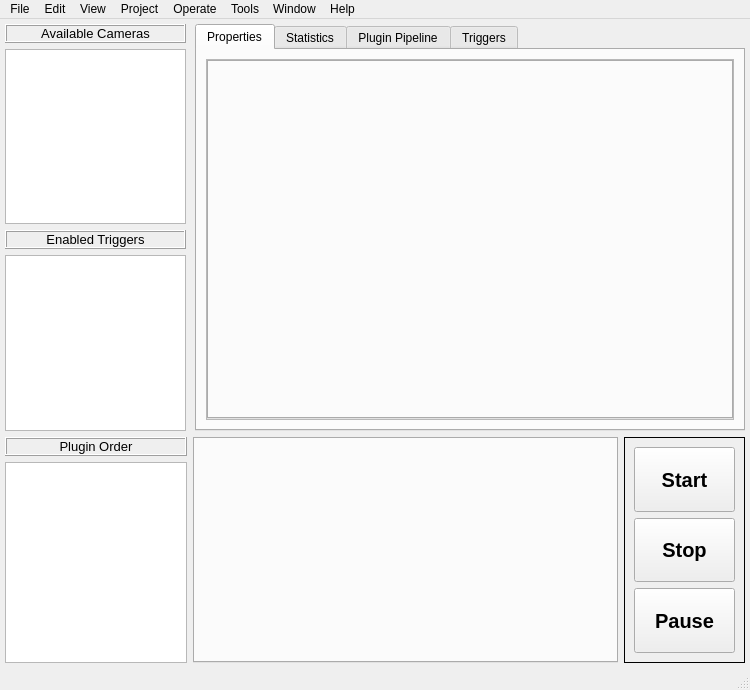
The window that interface/design/mainWindow.ui (nathanielnyema/rataGUI) describes before a commit, drawn with Qt 5.
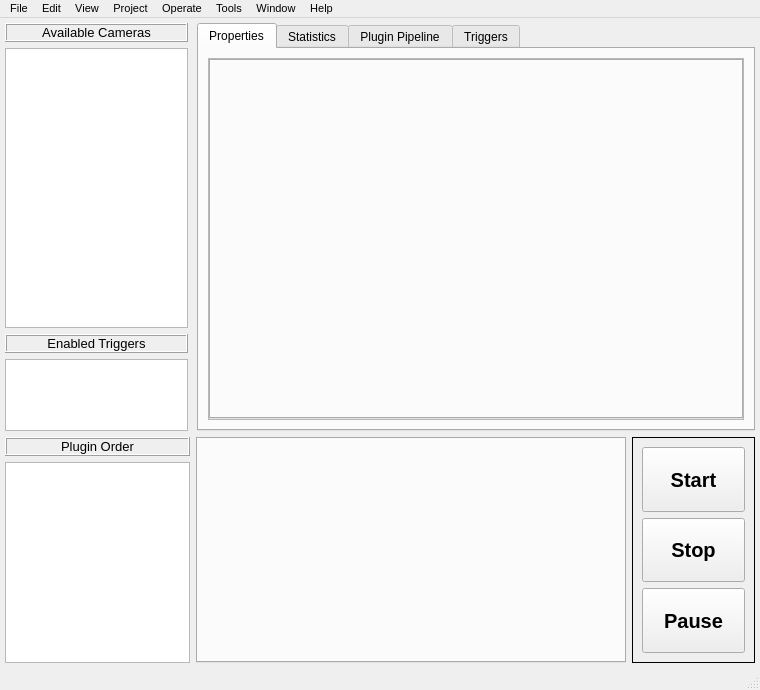
The same window after the commit. Custom widgets are drawn as their Qt base class.

```diff
--- a/interface/design/mainWindow.ui
+++ b/interface/design/mainWindow.ui
@@ -6,10 +6,15 @@
    <rect>
     <x>0</x>
     <y>0</y>
-    <width>750</width>
+    <width>760</width>
     <height>690</height>
    </rect>
   </property>
+  <property name="font">
+   <font>
+    <pointsize>8</pointsize>
+   </font>
+  </property>
   <property name="windowTitle">
    <string>RataGUI</string>
   </property>
@@ -66,11 +71,16 @@
         </item>
         <item>
          <widget class="QListWidget" name="cam_list">
+          <property name="font">
+           <font>
+            <pointsize>9</pointsize>
+           </font>
+          </property>
           <property name="editTriggers">
            <set>QAbstractItemView::NoEditTriggers</set>
           </property>
           <property name="spacing">
-           <number>3</number>
+           <number>4</number>
           </property>
           <property name="sortingEnabled">
            <bool>false</bool>
@@ -99,18 +109,32 @@
          </widget>
         </item>
         <item>
-         <widget class="QListWidget" name="listWidget">
+         <widget class="QListWidget" name="trigger_list">
+          <property name="sizePolicy">
+           <sizepolicy hsizetype="Expanding" vsizetype="Minimum">
+            <horstretch>0</horstretch>
+            <verstretch>0</verstretch>
+           </sizepolicy>
+          </property>
           <property name="minimumSize">
            <size>
             <width>180</width>
-            <height>0</height>
+            <height>55</height>
            </size>
           </property>
+          <property name="font">
+           <font>
+            <pointsize>9</pointsize>
+           </font>
+          </property>
+          <property name="sizeAdjustPolicy">
+           <enum>QAbstractScrollArea::AdjustToContents</enum>
+          </property>
           <property name="editTriggers">
            <set>QAbstractItemView::NoEditTriggers</set>
           </property>
           <property name="spacing">
-           <number>3</number>
+           <number>4</number>
           </property>
          </widget>
         </item>
@@ -118,6 +142,11 @@
       </item>
       <item>
        <widget class="QTabWidget" name="camAttributes">
+        <property name="font">
+         <font>
+          <pointsize>9</pointsize>
+         </font>
+        </property>
         <property name="currentIndex">
          <number>0</number>
         </property>
@@ -136,7 +165,7 @@
               <rect>
                <x>0</x>
                <y>0</y>
-               <width>530</width>
+               <width>538</width>
                <height>372</height>
               </rect>
              </property>
@@ -333,6 +362,11 @@
         </item>
         <item>
          <widget class="QListWidget" name="plugin_list">
+          <property name="font">
+           <font>
+            <pointsize>9</pointsize>
+           </font>
+          </property>
           <property name="editTriggers">
            <set>QAbstractItemView::NoEditTriggers</set>
           </property>
@@ -346,7 +380,7 @@
            <enum>Qt::MoveAction</enum>
           </property>
           <property name="spacing">
-           <number>3</number>
+           <number>4</number>
           </property>
          </widget>
         </item>
@@ -360,6 +394,11 @@
           <verstretch>0</verstretch>
          </sizepolicy>
         </property>
+        <property name="font">
+         <font>
+          <pointsize>9</pointsize>
+         </font>
+        </property>
         <property name="currentIndex">
          <number>-1</number>
         </property>
@@ -464,8 +503,8 @@
     <rect>
      <x>0</x>
      <y>0</y>
-     <width>750</width>
-     <height>18</height>
+     <width>760</width>
+     <height>17</height>
     </rect>
    </property>
    <property name="nativeMenuBar">
```
Left out of the diff: 4 changed lines with no effect on the pictures.
